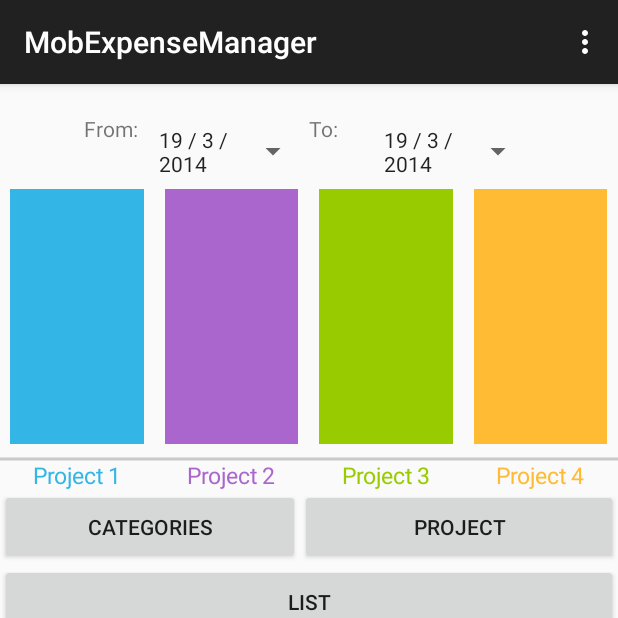
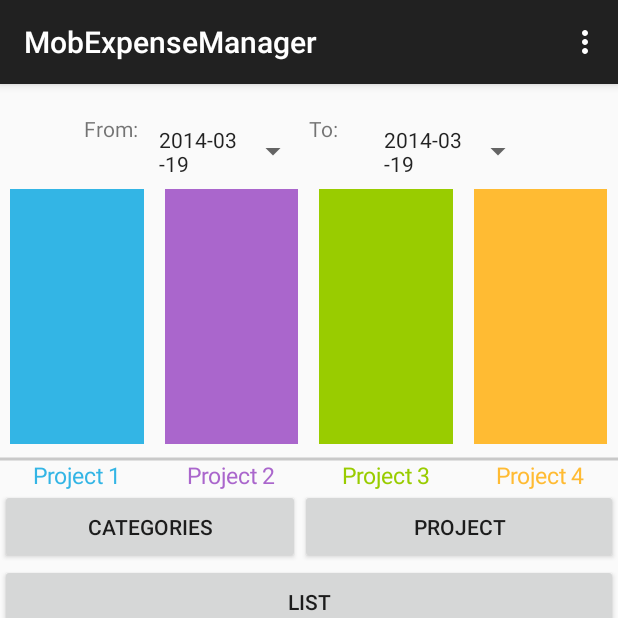
Before and after one commit to vinhnghi223/Project-5, an Android app: the DashboardGraphActivity screen opened directly, with no data from a screen before it, after a tap on "PROJECT", on a phone screen of 412 x 824 dp, the top half of it. Run offline under Robolectric (Android 15) with nearby library versions, the phone set to English and light mode, and no system bars; libraries missing offline, so code that uses them is left out: com.fourmob.datetimepicker; 1 statement that could not run was skipped.

Commit message:
filter implemented, data format changed to international

```diff
--- a/app/src/main/java/pl/byd/wsg/promand/project5/add/AddScreenActivity.java
+++ b/app/src/main/java/pl/byd/wsg/promand/project5/add/AddScreenActivity.java
@@ -115,9 +115,16 @@ public class AddScreenActivity extends ActionBarActivity implements DatePickerDi
         //------------------DATE PICKER MODULE---------------------
         int parseMonth = calendar.get(Calendar.MONTH) + 1;
 
-        String dynamicCalendarText = calendar.get(Calendar.DAY_OF_MONTH) + " / " + parseMonth + " / " + calendar.get(Calendar.YEAR);
+        String dynamicCalendarText = calendar.get(Calendar.YEAR) + "-" + parseMonth + "-" + calendar.get(Calendar.DAY_OF_MONTH);
 
         Button nButton = (Button) findViewById(R.id.selectDateButton);
+        if(parseMonth < 10){
+            dynamicCalendarText = calendar.get(Calendar.YEAR) + "-" +  "0" + parseMonth + "-" + calendar.get(Calendar.DAY_OF_MONTH);
+
+            if(calendar.get(Calendar.DAY_OF_MONTH) < 10){
+                dynamicCalendarText = + calendar.get(Calendar.YEAR) + "-" + "0" + parseMonth + "-" + "0" + calendar.get(Calendar.DAY_OF_MONTH);
+            }
+        }
         nButton.setText(dynamicCalendarText);
 
         findViewById(R.id.selectDateButton).setOnClickListener(new View.OnClickListener() {
@@ -329,6 +336,13 @@ public class AddScreenActivity extends ActionBarActivity implements DatePickerDi
     public void onDateSet( com.fourmob.datetimepicker.date.DatePickerDialog datePickerDialog, int year, int month, int day) {
         Button nButton = (Button) findViewById(R.id.selectDateButton);
         month += 1;
-        nButton.setText(day + " / " + month + " / " + year);
+        nButton.setText(year + "-" + month + "-" + day);
+        if(month < 10){
+            nButton.setText(year + "-" + "0" + month + "-" + day);
+
+            if(day < 10){
+                nButton.setText(year + "-" + "0" + month + "-" + "0" + day);
+            }
+        }
     }
 }
--- a/app/src/main/java/pl/byd/wsg/promand/project5/dashboards/DashboardGraphActivity.java
+++ b/app/src/main/java/pl/byd/wsg/promand/project5/dashboards/DashboardGraphActivity.java
@@ -64,11 +64,27 @@ public class DashboardGraphActivity extends ActionBarActivity implements DatePic
         dataSource=new DataSource(this);
         dataSource.open();
 
-        Float meal_total = dataSource.sumAllMeal();
-        Float transport_total = dataSource.sumAllTransport();
-        Float comcar_total = dataSource.sumAllCompanyCar();
-        Float office_total = dataSource.sumAllOfficeMaterials();
-        Float repexp_total = dataSource.sumAllRepresentationExpenses();
+        int parseMonth = calendar.get(Calendar.MONTH) + 1;
+
+        String dynamicCalendarText = calendar.get(Calendar.YEAR) + "-" + parseMonth + "-" + calendar.get(Calendar.DAY_OF_MONTH);
+        if(parseMonth < 10){
+            dynamicCalendarText = calendar.get(Calendar.YEAR) + "-" +  "0" + parseMonth + "-" + calendar.get(Calendar.DAY_OF_MONTH);
+
+            if(calendar.get(Calendar.DAY_OF_MONTH) < 10){
+                dynamicCalendarText = + calendar.get(Calendar.YEAR) + "-" + "0" + parseMonth + "-" + "0" + calendar.get(Calendar.DAY_OF_MONTH);
+            }
+        }
+
+        Button nButton = (Button) findViewById(R.id.graphview_selectDateFromButton);
+        nButton.setText(dynamicCalendarText);
+        Button tButton = (Button) findViewById(R.id.graphview_selectDateToButton);
+        tButton.setText(dynamicCalendarText);
+
+        Float meal_total = dataSource.sumAllMeal(nButton.getText().toString(), tButton.getText().toString());
+        Float transport_total = dataSource.sumAllTransport(nButton.getText().toString(), tButton.getText().toString());
+        Float comcar_total = dataSource.sumAllCompanyCar(nButton.getText().toString(), tButton.getText().toString());
+        Float office_total = dataSource.sumAllOfficeMaterials(nButton.getText().toString(), tButton.getText().toString());
+        Float repexp_total = dataSource.sumAllRepresentationExpenses(nButton.getText().toString(), tButton.getText().toString());
 
         //Create Bar chart for categories by default
         ArrayList<Bar> points = new ArrayList<Bar>();
@@ -104,15 +120,6 @@ public class DashboardGraphActivity extends ActionBarActivity implements DatePic
 
         BarGraph g = (BarGraph)findViewById(R.id.pieGraph);
         g.setBars(points);
-
-        int parseMonth = calendar.get(Calendar.MONTH) + 1;
-
-        String dynamicCalendarText = calendar.get(Calendar.DAY_OF_MONTH) + " / " + parseMonth + " / " + calendar.get(Calendar.YEAR);
-
-        Button nButton = (Button) findViewById(R.id.graphview_selectDateFromButton);
-        nButton.setText(dynamicCalendarText);
-        Button tButton = (Button) findViewById(R.id.graphview_selectDateToButton);
-        tButton.setText(dynamicCalendarText);
 
         findViewById(R.id.graphview_selectDateFromButton).setOnClickListener(new View.OnClickListener() {
             @Override
@@ -174,16 +181,16 @@ public class DashboardGraphActivity extends ActionBarActivity implements DatePic
 
 
     public void goCategories(View v){
-        //Intent intent = new Intent(this, CategoriesActivity.class);
-        //startActivity(intent);
+
+        Button fromButton = (Button) findViewById(R.id.graphview_selectDateFromButton);
+        Button toButton = (Button) findViewById(R.id.graphview_selectDateToButton);
 
         //Change Bar chart to Category view
-        //TODO some logic with DB
-        Float meal_total = dataSource.sumAllMeal();
-        Float transport_total = dataSource.sumAllTransport();
-        Float comcar_total = dataSource.sumAllCompanyCar();
-        Float office_total = dataSource.sumAllOfficeMaterials();
-        Float repexp_total = dataSource.sumAllRepresentationExpenses();
+        Float meal_total = dataSource.sumAllMeal(fromButton.getText().toString(), toButton.getText().toString());
+        Float transport_total = dataSource.sumAllTransport(fromButton.getText().toString(), toButton.getText().toString());
+        Float comcar_total = dataSource.sumAllCompanyCar(fromButton.getText().toString(), toButton.getText().toString());
+        Float office_total = dataSource.sumAllOfficeMaterials(fromButton.getText().toString(), toButton.getText().toString());
+        Float repexp_total = dataSource.sumAllRepresentationExpenses(fromButton.getText().toString(), toButton.getText().toString());
 
         //Create Bar chart for categories by default
         ArrayList<Bar> points = new ArrayList<Bar>();
@@ -220,20 +227,18 @@ public class DashboardGraphActivity extends ActionBarActivity implements DatePic
         BarGraph g = (BarGraph)findViewById(R.id.pieGraph);
         g.setBars(points);
 
-
     }
 
     public void goProjects(View v){
-        //Intent intent = new Intent(this, DashboardGraphActivity.class);
-        //startActivity(intent);
+        //Change Bar chart to Project view
 
-        //Change Bar chart to Project view
-        //TODO some logic with DB
+        Button fromButton = (Button) findViewById(R.id.graphview_selectDateFromButton);
+        Button toButton = (Button) findViewById(R.id.graphview_selectDateToButton);
 
-        Float project1_total = dataSource.sumAllProject("Project 1");
-        Float project2_total = dataSource.sumAllProject("Project 2");
-        Float project3_total = dataSource.sumAllProject("Project 3");
-        Float project4_total = dataSource.sumAllProject("Project 4");
+        Float project1_total = dataSource.sumAllProject("Project 1", fromButton.getText().toString(), toButton.getText().toString());
+        Float project2_total = dataSource.sumAllProject("Project 2", fromButton.getText().toString(), toButton.getText().toString());
+        Float project3_total = dataSource.sumAllProject("Project 3", fromButton.getText().toString(), toButton.getText().toString());
+        Float project4_total = dataSource.sumAllProject("Project 4", fromButton.getText().toString(), toButton.getText().toString());
 
         ArrayList<Bar> points = new ArrayList<Bar>();
         Bar d = new Bar();
@@ -272,9 +277,28 @@ public class DashboardGraphActivity extends ActionBarActivity implements DatePic
 
     @Override
     public void onDateSet( com.fourmob.datetimepicker.date.DatePickerDialog datePickerDialog, int year, int month, int day) {
-        Button nButton = (Button) findViewById(R.id.graphview_selectDateToButton);
-        month += 1;
-        nButton.setText(day + " / " + month + " / " + year);
+        if(datePickerDialog.getTag() == "to_datepicker"){
+            Button nButton = (Button) findViewById(R.id.graphview_selectDateFromButton);
+            month += 1;
+            nButton.setText(year + "-" + month + "-" + day);
+            if(month < 10){
+                nButton.setText(year + "-" + "0" + month + "-" + day);
+
+                if(day < 10){
+                    nButton.setText(year + "-" + "0" + month + "-" + "0" + day);
+                }
+            }
+        } else if(datePickerDialog.getTag() == "from_datepicker") {
+            Button nButton = (Button) findViewById(R.id.graphview_selectDateToButton);
+            month += 1;
+            nButton.setText(day + " / " + month + " / " + year);
+            if(month < 10){
+                nButton.setText(year + "-" + "0" + month + "-" + day);
+
+                if(day < 10){
+                    nButton.setText(year + "-" + "0" + month + "-" + "0" + day);
+                }
+            }
+        }
     }
-
 }
--- a/app/src/main/java/pl/byd/wsg/promand/project5/database/DataSource.java
+++ b/app/src/main/java/pl/byd/wsg/promand/project5/database/DataSource.java
@@ -100,40 +100,40 @@ public class DataSource {
         return (result==1);
     }
 
-    public Float sumAllMeal(){
+    public Float sumAllMeal(String date_from, String date_to){
 
         float columntotal = 0;
         float total_sum = 0;
 
-        Cursor cursor1 = database.rawQuery("SELECT SUM(" + DatabaseOpenHelper.COLUMN_AMOUNT + ") FROM expense WHERE category = 'Breakfast'", null);
+        Cursor cursor1 = database.rawQuery("SELECT SUM(" + DatabaseOpenHelper.COLUMN_AMOUNT + ") FROM expense WHERE category = 'Breakfast' " + "AND " + DatabaseOpenHelper.COLUMN_DATE + " >= '" + date_from + "' AND " + DatabaseOpenHelper.COLUMN_DATE + " <= '" + date_to + "'", null);
         if(cursor1.moveToFirst()) {
             columntotal = cursor1.getFloat(0);
         }
         total_sum += columntotal;
         cursor1.close();
 
-        Cursor cursor2 = database.rawQuery("SELECT SUM(" + DatabaseOpenHelper.COLUMN_AMOUNT + ") FROM expense WHERE category = 'Lunch'", null);
+        Cursor cursor2 = database.rawQuery("SELECT SUM(" + DatabaseOpenHelper.COLUMN_AMOUNT + ") FROM expense WHERE category = 'Lunch' " + "AND " + DatabaseOpenHelper.COLUMN_DATE + " >= '" + date_from + "' AND " + DatabaseOpenHelper.COLUMN_DATE + " <= '" + date_to + "'", null);
         if(cursor2.moveToFirst()) {
             columntotal = cursor2.getFloat(0);
         }
         total_sum += columntotal;
         cursor2.close();
 
-        Cursor cursor3 = database.rawQuery("SELECT SUM(" + DatabaseOpenHelper.COLUMN_AMOUNT + ") FROM expense WHERE category = 'Dinner'", null);
+        Cursor cursor3 = database.rawQuery("SELECT SUM(" + DatabaseOpenHelper.COLUMN_AMOUNT + ") FROM expense WHERE category = 'Dinner' " + "AND " + DatabaseOpenHelper.COLUMN_DATE + " >= '" + date_from + "' AND " + DatabaseOpenHelper.COLUMN_DATE + " <= '" + date_to + "'", null);
         if(cursor3.moveToFirst()) {
             columntotal = cursor3.getFloat(0);
         }
         total_sum += columntotal;
         cursor3.close();
 
-        Cursor cursor4 = database.rawQuery("SELECT SUM(" + DatabaseOpenHelper.COLUMN_AMOUNT + ") FROM expense WHERE category = 'Half board'", null);
+        Cursor cursor4 = database.rawQuery("SELECT SUM(" + DatabaseOpenHelper.COLUMN_AMOUNT + ") FROM expense WHERE category = 'Half board' " + "AND " + DatabaseOpenHelper.COLUMN_DATE + " >= '" + date_from + "' AND " + DatabaseOpenHelper.COLUMN_DATE + " <= '" + date_to + "'", null);
         if(cursor4.moveToFirst()) {
             columntotal = cursor4.getFloat(0);
         }
         total_sum += columntotal;
         cursor4.close();
 
-        Cursor cursor5 = database.rawQuery("SELECT SUM(" + DatabaseOpenHelper.COLUMN_AMOUNT + ") FROM expense WHERE category = 'Full board'", null);
+        Cursor cursor5 = database.rawQuery("SELECT SUM(" + DatabaseOpenHelper.COLUMN_AMOUNT + ") FROM expense WHERE category = 'Full board' " + "AND " + DatabaseOpenHelper.COLUMN_DATE + " >= '" + date_from + "' AND " + DatabaseOpenHelper.COLUMN_DATE + " <= '" + date_to + "'", null);
         if(cursor5.moveToFirst()) {
             columntotal = cursor5.getFloat(0);
         }
@@ -145,33 +145,33 @@ public class DataSource {
         return total_sum;
     }
 
-    public Float sumAllTransport(){
+    public Float sumAllTransport(String date_from, String date_to){
 
         float columntotal = 0;
         float total_sum = 0;
 
-        Cursor cursor1 = database.rawQuery("SELECT SUM(" + DatabaseOpenHelper.COLUMN_AMOUNT + ") FROM expense WHERE category = 'Plane'", null);
+        Cursor cursor1 = database.rawQuery("SELECT SUM(" + DatabaseOpenHelper.COLUMN_AMOUNT + ") FROM expense WHERE category = 'Plane' " + "AND " + DatabaseOpenHelper.COLUMN_DATE + " >= '" + date_from + "' AND " + DatabaseOpenHelper.COLUMN_DATE + " <= '" + date_to + "'", null);
         if(cursor1.moveToFirst()) {
             columntotal = cursor1.getFloat(0);
         }
         total_sum += columntotal;
         cursor1.close();
 
-        Cursor cursor2 = database.rawQuery("SELECT SUM(" + DatabaseOpenHelper.COLUMN_AMOUNT + ") FROM expense WHERE category = 'Train'", null);
+        Cursor cursor2 = database.rawQuery("SELECT SUM(" + DatabaseOpenHelper.COLUMN_AMOUNT + ") FROM expense WHERE category = 'Train' " + "AND " + DatabaseOpenHelper.COLUMN_DATE + " >= '" + date_from + "' AND " + DatabaseOpenHelper.COLUMN_DATE + " <= '" + date_to + "'", null);
         if(cursor2.moveToFirst()) {
             columntotal = cursor2.getFloat(0);
         }
         total_sum += columntotal;
         cursor2.close();
 
-        Cursor cursor3 = database.rawQuery("SELECT SUM(" + DatabaseOpenHelper.COLUMN_AMOUNT + ") FROM expense WHERE category = 'Bus'", null);
+        Cursor cursor3 = database.rawQuery("SELECT SUM(" + DatabaseOpenHelper.COLUMN_AMOUNT + ") FROM expense WHERE category = 'Bus' " + "AND " + DatabaseOpenHelper.COLUMN_DATE + " >= '" + date_from + "' AND " + DatabaseOpenHelper.COLUMN_DATE + " <= '" + date_to + "'", null);
         if(cursor3.moveToFirst()) {
             columntotal = cursor3.getFloat(0);
         }
         total_sum += columntotal;
         cursor3.close();
 
-        Cursor cursor4 = database.rawQuery("SELECT SUM(" + DatabaseOpenHelper.COLUMN_AMOUNT + ") FROM expense WHERE category = 'Taxi'", null);
+        Cursor cursor4 = database.rawQuery("SELECT SUM(" + DatabaseOpenHelper.COLUMN_AMOUNT + ") FROM expense WHERE category = 'Taxi' " + "AND " + DatabaseOpenHelper.COLUMN_DATE + " >= '" + date_from + "' AND " + DatabaseOpenHelper.COLUMN_DATE + " <= '" + date_to + "'", null);
         if(cursor4.moveToFirst()) {
             columntotal = cursor4.getFloat(0);
         }
@@ -190,71 +190,92 @@ public class DataSource {
         return total_sum;
     }
 
-    public Float sumAllCompanyCar(){
+    public Float sumAllCompanyCar(String date_from, String date_to){
 
         float columntotal = 0;
         float total_sum = 0;
 
-        Cursor cursor1 = database.rawQuery("SELECT SUM(" + DatabaseOpenHelper.COLUMN_AMOUNT + ") FROM expense WHERE category = 'Diesel fuel'", null);
+        Cursor cursor1 = database.rawQuery("SELECT SUM(" + DatabaseOpenHelper.COLUMN_AMOUNT + ") FROM expense WHERE category = 'Diesel fuel' " + "AND " + DatabaseOpenHelper.COLUMN_DATE + " >= '" + date_from + "' AND " + DatabaseOpenHelper.COLUMN_DATE + " <= '" + date_to + "'", null);
         if(cursor1.moveToFirst()) {
             columntotal = cursor1.getFloat(0);
         }
         total_sum += columntotal;
         cursor1.close();
 
-        Cursor cursor2 = database.rawQuery("SELECT SUM(" + DatabaseOpenHelper.COLUMN_AMOUNT + ") FROM expense WHERE category = 'Petrol fuel'", null);
+        Cursor cursor2 = database.rawQuery("SELECT SUM(" + DatabaseOpenHelper.COLUMN_AMOUNT + ") FROM expense WHERE category = 'Petrol fuel' " + "AND " + DatabaseOpenHelper.COLUMN_DATE + " >= '" + date_from + "' AND " + DatabaseOpenHelper.COLUMN_DATE + " <= '" + date_to + "'", null);
         if(cursor2.moveToFirst()) {
             columntotal = cursor2.getFloat(0);
         }
         total_sum += columntotal;
         cursor2.close();
 
-        Cursor cursor3 = database.rawQuery("SELECT SUM(" + DatabaseOpenHelper.COLUMN_AMOUNT + ") FROM expense WHERE category = 'Vehicle maintenance'", null);
+        Cursor cursor3 = database.rawQuery("SELECT SUM(" + DatabaseOpenHelper.COLUMN_AMOUNT + ") FROM expense WHERE category = 'Vehicle maintenance' " + "AND " + DatabaseOpenHelper.COLUMN_DATE + " >= '" + date_from + "' AND " + DatabaseOpenHelper.COLUMN_DATE + " <= '" + date_to + "'", null);
         if(cursor3.moveToFirst()) {
             columntotal = cursor3.getFloat(0);
         }
         total_sum += columntotal;
         cursor3.close();
 
-        Cursor cursor4 = database.rawQuery("SELECT SUM(" + DatabaseOpenHelper.COLUMN_AMOUNT + ") FROM expense WHERE category = 'Oil change'", null);
+        Cursor cursor4 = database.rawQuery("SELECT SUM(" + DatabaseOpenHelper.COLUMN_AMOUNT + ") FROM expense WHERE category = 'Oil Change' " + "AND " + DatabaseOpenHelper.COLUMN_DATE + " >= '" + date_from + "' AND " + DatabaseOpenHelper.COLUMN_DATE + " <= '" + date_to + "'", null);
         if(cursor4.moveToFirst()) {
             columntotal = cursor4.getFloat(0);
         }
         total_sum += columntotal;
         cursor4.close();
 
-        Cursor cursor5 = database.rawQuery("SELECT SUM(" + DatabaseOpenHelper.COLUMN_AMOUNT + ") FROM expense WHERE category = 'Full board'", null);
+        Cursor cursor5 = database.rawQuery("SELECT SUM(" + DatabaseOpenHelper.COLUMN_AMOUNT + ") FROM expense WHERE category = 'Tires' " + "AND " + DatabaseOpenHelper.COLUMN_DATE + " >= '" + date_from + "' AND " + DatabaseOpenHelper.COLUMN_DATE + " <= '" + date_to + "'", null);
         if(cursor5.moveToFirst()) {
             columntotal = cursor5.getFloat(0);
         }
         total_sum += columntotal;
         cursor5.close();
 
+        Cursor cursor6 = database.rawQuery("SELECT SUM(" + DatabaseOpenHelper.COLUMN_AMOUNT + ") FROM expense WHERE category = 'Vehicle tune-up' " + "AND " + DatabaseOpenHelper.COLUMN_DATE + " >= '" + date_from + "' AND " + DatabaseOpenHelper.COLUMN_DATE + " <= '" + date_to + "'", null);
+        if(cursor6.moveToFirst()) {
+            columntotal = cursor6.getFloat(0);
+        }
+        total_sum += columntotal;
+        cursor6.close();
+
+        Cursor cursor7 = database.rawQuery("SELECT SUM(" + DatabaseOpenHelper.COLUMN_AMOUNT + ") FROM expense WHERE category = 'Other' " + "AND " + DatabaseOpenHelper.COLUMN_DATE + " >= '" + date_from + "' AND " + DatabaseOpenHelper.COLUMN_DATE + " <= '" + date_to + "'", null);
+        if(cursor7.moveToFirst()) {
+            columntotal = cursor7.getFloat(0);
+        }
+        total_sum += columntotal;
+        cursor7.close();
+
+        Cursor cursor8 = database.rawQuery("SELECT SUM(" + DatabaseOpenHelper.COLUMN_AMOUNT + ") FROM expense WHERE category = 'Parking' " + "AND " + DatabaseOpenHelper.COLUMN_DATE + " >= '" + date_from + "' AND " + DatabaseOpenHelper.COLUMN_DATE + " <= '" + date_to + "'", null);
+        if(cursor8.moveToFirst()) {
+            columntotal = cursor8.getFloat(0);
+        }
+        total_sum += columntotal;
+        cursor7.close();
+
         //Float  sumtotal = (float)columntotal;
 
         return total_sum;
     }
 
-    public Float sumAllOfficeMaterials(){
+    public Float sumAllOfficeMaterials(String date_from, String date_to){
 
         float columntotal = 0;
         float total_sum = 0;
 
-        Cursor cursor1 = database.rawQuery("SELECT SUM(" + DatabaseOpenHelper.COLUMN_AMOUNT + ") FROM expense WHERE category = 'Furniture'", null);
+        Cursor cursor1 = database.rawQuery("SELECT SUM(" + DatabaseOpenHelper.COLUMN_AMOUNT + ") FROM expense WHERE category = 'Furniture' " + "AND " + DatabaseOpenHelper.COLUMN_DATE + " >= '" + date_from + "' AND " + DatabaseOpenHelper.COLUMN_DATE + " <= '" + date_to + "'", null);
         if(cursor1.moveToFirst()) {
             columntotal = cursor1.getFloat(0);
         }
         total_sum += columntotal;
         cursor1.close();
 
-        Cursor cursor2 = database.rawQuery("SELECT SUM(" + DatabaseOpenHelper.COLUMN_AMOUNT + ") FROM expense WHERE category = 'Technical books and documents'", null);
+        Cursor cursor2 = database.rawQuery("SELECT SUM(" + DatabaseOpenHelper.COLUMN_AMOUNT + ") FROM expense WHERE category = 'Technical books and documents' " + "AND " + DatabaseOpenHelper.COLUMN_DATE + " >= '" + date_from + "' AND " + DatabaseOpenHelper.COLUMN_DATE + " <= '" + date_to + "'", null);
         if(cursor2.moveToFirst()) {
             columntotal = cursor2.getFloat(0);
         }
         total_sum += columntotal;
         cursor2.close();
 
-        Cursor cursor3 = database.rawQuery("SELECT SUM(" + DatabaseOpenHelper.COLUMN_AMOUNT + ") FROM expense WHERE category = 'House products'", null);
+        Cursor cursor3 = database.rawQuery("SELECT SUM(" + DatabaseOpenHelper.COLUMN_AMOUNT + ") FROM expense WHERE category = 'House products' " + "AND " + DatabaseOpenHelper.COLUMN_DATE + " >= '" + date_from + "' AND " + DatabaseOpenHelper.COLUMN_DATE + " <= '" + date_to + "'", null);
         if(cursor3.moveToFirst()) {
             columntotal = cursor3.getFloat(0);
         }
@@ -266,56 +287,42 @@ public class DataSource {
         return total_sum;
     }
 
-    public Float sumAllRepresentationExpenses(){
+    public Float sumAllRepresentationExpenses(String date_from, String date_to){
 
         float columntotal = 0;
         float total_sum = 0;
 
-        Cursor cursor1 = database.rawQuery("SELECT SUM(" + DatabaseOpenHelper.COLUMN_AMOUNT + ") FROM expense WHERE category = 'Groceries'", null);
+        Cursor cursor1 = database.rawQuery("SELECT SUM(" + DatabaseOpenHelper.COLUMN_AMOUNT + ") FROM expense WHERE category = 'Groceries' " + "AND " + DatabaseOpenHelper.COLUMN_DATE + " >= '" + date_from + "' AND " + DatabaseOpenHelper.COLUMN_DATE + " <= '" + date_to + "'", null);
         if(cursor1.moveToFirst()) {
             columntotal = cursor1.getFloat(0);
         }
         total_sum += columntotal;
         cursor1.close();
 
-        Cursor cursor2 = database.rawQuery("SELECT SUM(" + DatabaseOpenHelper.COLUMN_AMOUNT + ") FROM expense WHERE category = 'Utilities'", null);
+        Cursor cursor2 = database.rawQuery("SELECT SUM(" + DatabaseOpenHelper.COLUMN_AMOUNT + ") FROM expense WHERE category = 'Utilities' " + "AND " + DatabaseOpenHelper.COLUMN_DATE + " >= '" + date_from + "' AND " + DatabaseOpenHelper.COLUMN_DATE + " <= '" + date_to + "'", null);
         if(cursor2.moveToFirst()) {
             columntotal = cursor2.getFloat(0);
         }
         total_sum += columntotal;
         cursor2.close();
 
-        Cursor cursor3 = database.rawQuery("SELECT SUM(" + DatabaseOpenHelper.COLUMN_AMOUNT + ") FROM expense WHERE category = 'Cleaning Service'", null);
+        Cursor cursor3 = database.rawQuery("SELECT SUM(" + DatabaseOpenHelper.COLUMN_AMOUNT + ") FROM expense WHERE category = 'Cleaning Service' " + "AND " + DatabaseOpenHelper.COLUMN_DATE + " >= '" + date_from + "' AND " + DatabaseOpenHelper.COLUMN_DATE + " <= '" + date_to + "'", null);
         if(cursor3.moveToFirst()) {
             columntotal = cursor3.getFloat(0);
         }
         total_sum += columntotal;
         cursor3.close();
 
-        Cursor cursor4 = database.rawQuery("SELECT SUM(" + DatabaseOpenHelper.COLUMN_AMOUNT + ") FROM expense WHERE category = 'Half board'", null);
-        if(cursor4.moveToFirst()) {
-            columntotal = cursor4.getFloat(0);
-        }
-        total_sum += columntotal;
-        cursor4.close();
-
-        Cursor cursor5 = database.rawQuery("SELECT SUM(" + DatabaseOpenHelper.COLUMN_AMOUNT + ") FROM expense WHERE category = 'Full board'", null);
-        if(cursor5.moveToFirst()) {
-            columntotal = cursor5.getFloat(0);
-        }
-        total_sum += columntotal;
-        cursor5.close();
-
         //Float  sumtotal = (float)columntotal;
 
         return total_sum;
     }
 
-    public Float sumAllProject(String project_name){
+    public Float sumAllProject(String project_name, String date_from, String date_to){
 
         float columntotal = 0;
 
-        Cursor cursor1 = database.rawQuery("SELECT SUM(" + DatabaseOpenHelper.COLUMN_AMOUNT + ") FROM expense WHERE project = '" + project_name +  "'", null);
+        Cursor cursor1 = database.rawQuery("SELECT SUM(" + DatabaseOpenHelper.COLUMN_AMOUNT + ") FROM expense WHERE project = '" + project_name +  "' AND " + DatabaseOpenHelper.COLUMN_DATE + " >= '" + date_from + "' AND " + DatabaseOpenHelper.COLUMN_DATE + " <= '" + date_to + "'", null);
         if(cursor1.moveToFirst()) {
             columntotal = cursor1.getFloat(0);
         }
```
